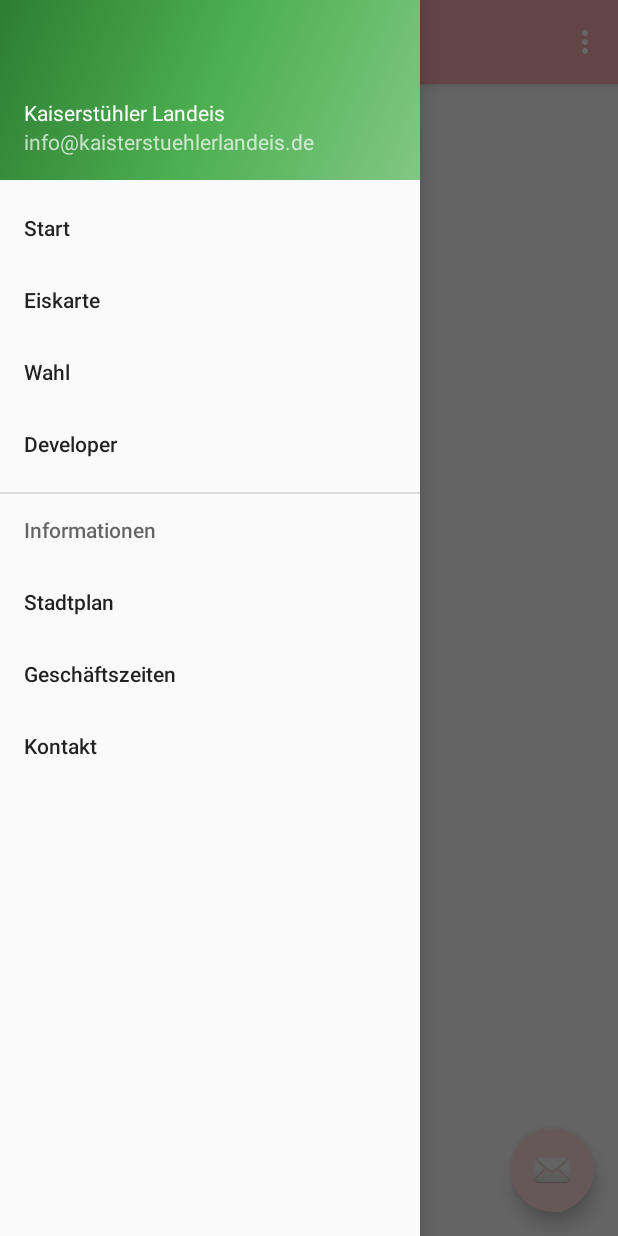
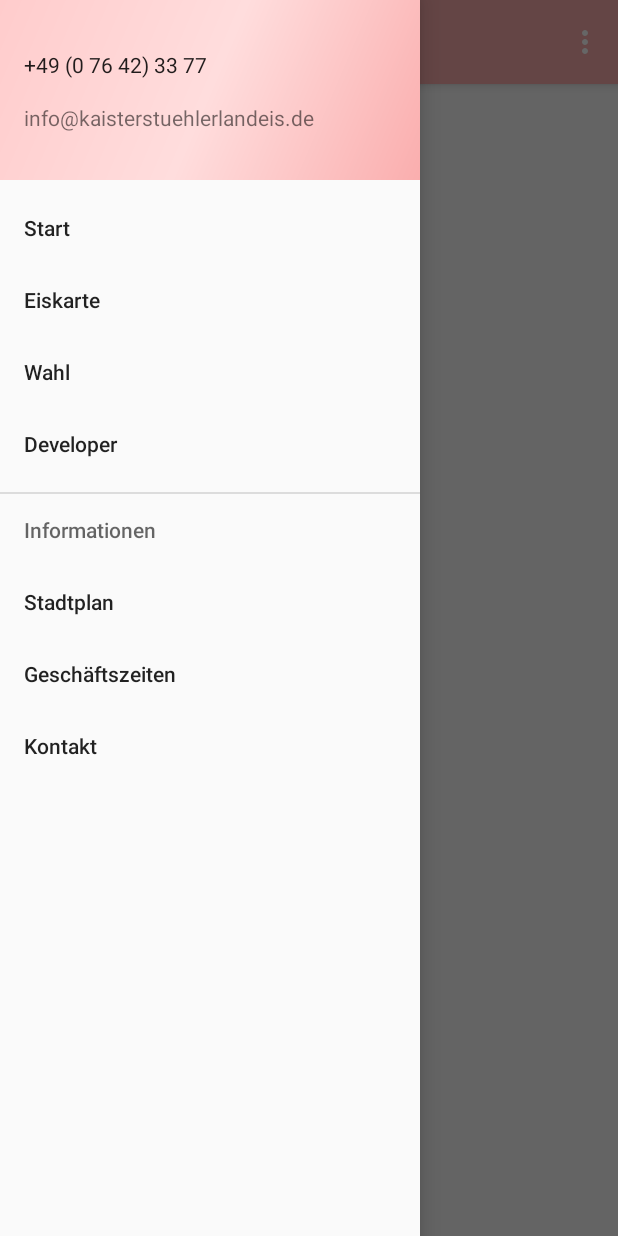
Before and after one commit to jonklep96/KaiserApp, an Android app: the screen it shows after launch (DrawerActivity), with the side drawer open, on a phone screen of 412 x 824 dp. Run offline under Robolectric (Android 15) with nearby library versions, the phone set to English and light mode, and no system bars.

Commit message:
More Fixes

```diff
--- a/app/src/main/AndroidManifest.xml
+++ b/app/src/main/AndroidManifest.xml
@@ -42,10 +42,10 @@
         </activity>
         <activity android:name=".FlavorsActivity" />
         <activity android:name=".contact.ContactActivity" />
-        <activity android:name=".VotingActivity" />
-        <activity android:name=".VotingErrorActivity" />
+        <activity android:name=".voting.VotingActivity" />
+        <activity android:name=".voting.VotingErrorActivity" />
         <activity android:name=".LoadingActivity" />
-        <activity android:name=".VotingCompleteActivity" />
+        <activity android:name=".voting.VotingCompleteActivity" />
         <activity android:name=".DeveloperActivity" />
     </application>
 
--- a/app/src/main/java/edu/bentley/kaiserapp/DrawerActivity.java
+++ b/app/src/main/java/edu/bentley/kaiserapp/DrawerActivity.java
@@ -1,6 +1,7 @@
 package edu.bentley.kaiserapp;
 
 import android.content.Intent;
+import android.net.Uri;
 import android.os.Bundle;
 import android.support.design.widget.FloatingActionButton;
 import android.support.design.widget.Snackbar;
@@ -13,9 +14,11 @@ import android.support.v7.app.AppCompatActivity;
 import android.support.v7.widget.Toolbar;
 import android.view.Menu;
 import android.view.MenuItem;
+import android.widget.TextView;
 import android.widget.ViewFlipper;
 
 import edu.bentley.kaiserapp.contact.*;
+import edu.bentley.kaiserapp.voting.VotingActivity;
 
 public class DrawerActivity extends AppCompatActivity implements NavigationView.OnNavigationItemSelectedListener {
 
@@ -43,24 +46,24 @@ public class DrawerActivity extends AppCompatActivity implements NavigationView.
     protected void onCreate(Bundle savedInstanceState) {
         super.onCreate(savedInstanceState);
         setContentView(R.layout.activity_drawer);
-        Toolbar toolbar = (Toolbar) findViewById(R.id.toolbar);
+
+        /**
+         * Creates a Toolbar on the first creation of the application.
+         */
+        Toolbar toolbar = (Toolbar)findViewById(R.id.toolbar);
         if (getSupportActionBar() == null)
             setSupportActionBar(toolbar);
 
+        /**
+         * Find the ViewFlipper which will allow the
+         * application to set the content on each page to
+         * an activity layout.
+         */
         vf = (ViewFlipper)findViewById(R.id.vf);
         if (savedInstanceState != null)
             setViewFlipperContent(savedInstanceState.getString(ACTIVITY_KEY));
         else
             vf.setDisplayedChild(2);
-
-        FloatingActionButton fab = (FloatingActionButton) findViewById(R.id.fab);
-        fab.setOnClickListener(new View.OnClickListener() {
-            @Override
-            public void onClick(View view) {
-                Snackbar.make(view, "Replace with your own action", Snackbar.LENGTH_LONG)
-                        .setAction("Action", null).show();
-            }
-        });
 
         DrawerLayout drawer = (DrawerLayout) findViewById(R.id.drawer_layout);
         ActionBarDrawerToggle toggle = new ActionBarDrawerToggle(
@@ -68,7 +71,7 @@ public class DrawerActivity extends AppCompatActivity implements NavigationView.
         drawer.setDrawerListener(toggle);
         toggle.syncState();
 
-        NavigationView navigationView = (NavigationView) findViewById(R.id.nav_view);
+        NavigationView navigationView = (NavigationView)findViewById(R.id.nav_view);
         navigationView.setNavigationItemSelectedListener(this);
     }
 
@@ -86,6 +89,26 @@ public class DrawerActivity extends AppCompatActivity implements NavigationView.
     public boolean onCreateOptionsMenu(Menu menu) {
         // Inflate the menu; this adds items to the action bar if it is present.
         getMenuInflater().inflate(R.menu.drawer, menu);
+
+        TextView header_phone = (TextView)findViewById(R.id.header_phone);
+        header_phone.setOnClickListener(new View.OnClickListener() {
+            @Override
+            public void onClick(View v) {
+                startActivity(new Intent(Intent.ACTION_DIAL, Uri.parse("tel:"+getResources().getString(R.string.phone_number))));
+            }
+        });
+        TextView header_email = (TextView)findViewById(R.id.header_email);
+        header_email.setOnClickListener(new View.OnClickListener() {
+            @Override
+            public void onClick(View v) {
+                Intent msg = new Intent(Intent.ACTION_SENDTO, Uri.parse("mailto:"));
+                msg.putExtra(Intent.EXTRA_EMAIL, new String[] {getResources().getString(R.string.email_address)});
+                if (msg.resolveActivity(getPackageManager()) != null) {
+                    startActivity(msg);
+                }
+            }
+        });
+
         return true;
     }
 
--- a/app/src/main/java/edu/bentley/kaiserapp/LoadingActivity.java
+++ b/app/src/main/java/edu/bentley/kaiserapp/LoadingActivity.java
@@ -19,6 +19,9 @@ import java.sql.SQLException;
 import java.sql.Statement;
 import java.util.ArrayList;
 import java.util.Calendar;
+
+import edu.bentley.kaiserapp.voting.VotingCompleteActivity;
+import edu.bentley.kaiserapp.voting.VotingErrorActivity;
 
 public class LoadingActivity extends AppCompatActivity {
 
--- a/app/src/main/java/edu/bentley/kaiserapp/VotingActivity.java
+++ b/app/src/main/java/edu/bentley/kaiserapp/voting/VotingActivity.java
@@ -1,4 +1,4 @@
-package edu.bentley.kaiserapp;
+package edu.bentley.kaiserapp.voting;
 
 import android.content.Context;
 import android.content.Intent;
@@ -27,6 +27,10 @@ import java.util.ArrayList;
 import java.util.Calendar;
 import java.util.Locale;
 import java.util.StringTokenizer;
+
+import edu.bentley.kaiserapp.DrawerActivity;
+import edu.bentley.kaiserapp.LoadingActivity;
+import edu.bentley.kaiserapp.R;
 
 public class VotingActivity extends DrawerActivity {
 
--- a/app/src/main/java/edu/bentley/kaiserapp/VotingErrorActivity.java
+++ b/app/src/main/java/edu/bentley/kaiserapp/voting/VotingErrorActivity.java
@@ -1,10 +1,12 @@
-package edu.bentley.kaiserapp;
+package edu.bentley.kaiserapp.voting;
 
 import android.content.Intent;
 import android.support.v7.app.AppCompatActivity;
 import android.os.Bundle;
 import android.view.View;
 
+import edu.bentley.kaiserapp.DrawerActivity;
+import edu.bentley.kaiserapp.R;
 import edu.bentley.kaiserapp.contact.ContactActivity;
 
 public class VotingErrorActivity extends DrawerActivity {
--- a/app/src/main/res/drawable/side_nav_bar.xml
+++ b/app/src/main/res/drawable/side_nav_bar.xml
@@ -2,8 +2,8 @@
     android:shape="rectangle">
     <gradient
         android:angle="135"
-        android:centerColor="#4CAF50"
-        android:endColor="#2E7D32"
-        android:startColor="#81C784"
+        android:centerColor="@color/colorAccent"
+        android:endColor="@color/colorPrimaryDark"
+        android:startColor="@color/colorPrimary"
         android:type="linear" />
 </shape>
--- a/app/src/main/res/layout/activity_voting.xml
+++ b/app/src/main/res/layout/activity_voting.xml
@@ -8,7 +8,7 @@
     android:paddingLeft="@dimen/activity_horizontal_margin"
     android:paddingRight="@dimen/activity_horizontal_margin"
     android:paddingTop="@dimen/activity_vertical_margin"
-    tools:context=".VotingActivity">
+    tools:context=".voting.VotingActivity">
 
     <ListView android:id="@android:id/list"
         android:layout_width="match_parent"
--- a/app/src/main/res/layout/activity_voting_complete.xml
+++ b/app/src/main/res/layout/activity_voting_complete.xml
@@ -7,7 +7,7 @@
     android:paddingLeft="@dimen/activity_horizontal_margin"
     android:paddingRight="@dimen/activity_horizontal_margin"
     android:paddingTop="@dimen/activity_vertical_margin"
-    tools:context="edu.bentley.kaiserapp.VotingCompleteActivity">
+    tools:context=".voting.VotingCompleteActivity">
 
     <TextView android:id="@+id/tv_voting_complete"
         android:layout_width="wrap_content"
--- a/app/src/main/res/layout/activity_voting_error.xml
+++ b/app/src/main/res/layout/activity_voting_error.xml
@@ -7,7 +7,7 @@
     android:paddingLeft="@dimen/activity_horizontal_margin"
     android:paddingRight="@dimen/activity_horizontal_margin"
     android:paddingTop="@dimen/activity_vertical_margin"
-    tools:context=".VotingErrorActivity">
+    tools:context=".voting.VotingErrorActivity">
 
     <TextView
         android:layout_width="match_parent"
--- a/app/src/main/res/layout/app_bar_drawer.xml
+++ b/app/src/main/res/layout/app_bar_drawer.xml
@@ -36,12 +36,4 @@
         <!--<include android:id="@+id/include_contact" layout="@layout/activity_developer" /> debug-->
     </ViewFlipper>
 
-    <android.support.design.widget.FloatingActionButton
-        android:id="@+id/fab"
-        android:layout_width="wrap_content"
-        android:layout_height="wrap_content"
-        android:layout_gravity="bottom|end"
-        android:layout_margin="@dimen/fab_margin"
-        android:src="@android:drawable/ic_dialog_email" />
-
 </android.support.design.widget.CoordinatorLayout>
--- a/app/src/main/res/layout/nav_header_drawer.xml
+++ b/app/src/main/res/layout/nav_header_drawer.xml
@@ -9,19 +9,19 @@
     android:paddingLeft="@dimen/activity_horizontal_margin"
     android:paddingRight="@dimen/activity_horizontal_margin"
     android:paddingTop="@dimen/activity_vertical_margin"
-    android:theme="@style/ThemeOverlay.AppCompat.Dark">
+    android:theme="@style/AppTheme">
 
-    <TextView
+    <TextView android:id="@+id/header_phone"
         android:layout_width="match_parent"
         android:layout_height="wrap_content"
-        android:paddingTop="@dimen/nav_header_vertical_spacing"
-        android:text="@string/app_name"
+        android:paddingBottom="@dimen/nav_header_vertical_spacing"
+        android:text="@string/phone_number"
         android:textAppearance="@style/TextAppearance.AppCompat.Body1" />
 
-    <TextView
-        android:id="@+id/textView"
+    <TextView android:id="@+id/header_email"
         android:layout_width="wrap_content"
         android:layout_height="wrap_content"
+        android:paddingBottom="@dimen/nav_header_vertical_spacing"
         android:text="@string/email_address" />
 
 </LinearLayout>
--- a/app/src/main/res/values/strings.xml
+++ b/app/src/main/res/values/strings.xml
@@ -35,6 +35,7 @@
     <string name="navigation_drawer_open">Open navigation drawer</string>
     <string name="navigation_drawer_close">Close navigation drawer</string>
     <string name="email_address">info@kaisterstuehlerlandeis.de</string>
+    <string name="phone_number">+49 (0 76 42) 33 77</string>
 
     <!-- Option Menu List -->
     <string name="action_settings">Settings</string>
```
Also changed, not shown: app/src/main/java/edu/bentley/kaiserapp/DeveloperActivity.java (+22 -7 lines), app/src/main/java/edu/bentley/kaiserapp/voting/VotingCompleteActivity.java (renamed from app/src/main/java/edu/bentley/kaiserapp/VotingCompleteActivity.java, +6 -2 lines).
